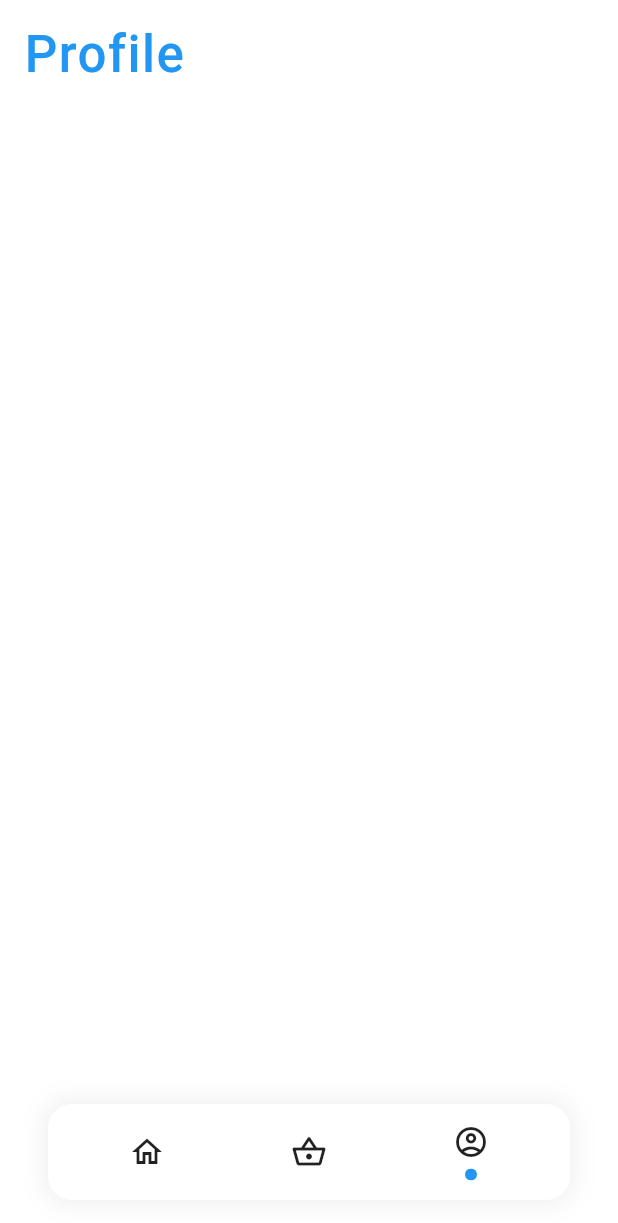
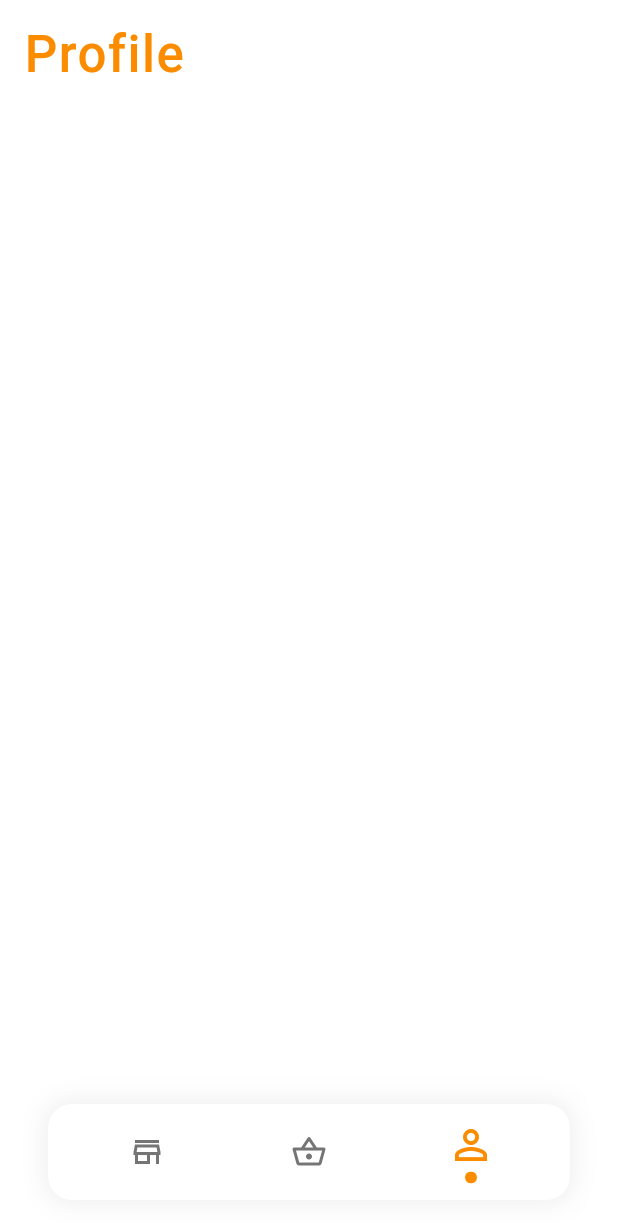
Before and after one commit to taufikwidhiarto/Hampers, a Flutter app: the screen it shows after launch, item 3 of the bottom bar chosen, on a phone screen of 412 x 824 dp. Shown: the top 1223 px of the screen. Run offline on Flutter 3.47's test engine with Material 2 defaults, Android fonts, the phone set to English and light mode, and no system bars; our stand-ins replace google_fonts.

Commit message:
update bottom bar

```diff
--- a/lib/components/bottom_bar/bottom_bar.dart
+++ b/lib/components/bottom_bar/bottom_bar.dart
@@ -17,14 +17,13 @@ class BottomBar extends StatefulWidget {
 class _BottomBarState extends State<BottomBar> {
   @override
   Widget build(BuildContext context) {
-    const test = [Colors.purple, Colors.yellow, Colors.blue];
 
     final List<Widget> tiles = <Widget>[];
     for (var i = 0; i < widget.items.length; i++) {
       tiles.add(BottomBarItem(
         item: widget.items[i],
         selected: i == widget.currentIndex,
-        indicator: test[i],
+        indicator: widget.items[i].backgroundColor ?? Colors.grey.shade800,
         onTap: () {
           widget.onTap?.call(i);
         },
@@ -40,7 +39,7 @@ class _BottomBarState extends State<BottomBar> {
             BoxShadow(
                 color: Colors.grey.shade200, blurRadius: 14, spreadRadius: 2)
           ]),
-      padding: EdgeInsets.symmetric(vertical: 12, horizontal: 12),
+      padding: EdgeInsets.symmetric( horizontal: 12),
       child: Row(
         mainAxisAlignment: MainAxisAlignment.center,
         children: tiles,
--- a/lib/components/bottom_bar/bottom_bar_item.dart
+++ b/lib/components/bottom_bar/bottom_bar_item.dart
@@ -20,6 +20,7 @@ class BottomBarItem extends StatelessWidget {
     Widget result = InkResponse(
       onTap: onTap,
       child: Container(
+        // color: Colors.red,
         child: Column(
           mainAxisAlignment: MainAxisAlignment.center,
           children: [
@@ -49,7 +50,7 @@ class _DotIndicator extends StatelessWidget {
   @override
   Widget build(BuildContext context) {
     return Padding(
-      padding: EdgeInsets.only(top: 6),
+      padding: EdgeInsets.only(top: 2),
       child: ClipOval(
         child: Container(
           width: 8,
--- a/lib/main.dart
+++ b/lib/main.dart
@@ -64,17 +64,44 @@ class _MyHomePageState extends State<MyHomePage> {
 
   static List<BottomNavigationBarItem> _bottomItem = <BottomNavigationBarItem>[
     BottomNavigationBarItem(
-        icon: Icon(Icons.home_outlined),
-        label: 'Explore',
-        backgroundColor: Colors.purple),
+      icon: Icon(
+        Icons.store_mall_directory_outlined,
+        color: Colors.grey.shade600,
+      ),
+      label: 'Explore',
+      backgroundColor: Colors.purple.shade600,
+      activeIcon: Icon(
+        Icons.store_mall_directory_outlined,
+        color: Colors.purple.shade600,
+        size: 32,
+      ),
+    ),
     BottomNavigationBarItem(
-        icon: Icon(Icons.shopping_basket_outlined),
-        label: 'Cart',
-        backgroundColor: Colors.red),
+      icon: Icon(
+        Icons.shopping_basket_outlined,
+        color: Colors.grey.shade600,
+      ),
+      label: 'Cart',
+      backgroundColor: Colors.green.shade600,
+      activeIcon: Icon(
+        Icons.shopping_basket_outlined,
+        color: Colors.green.shade600,
+        size: 32,
+      ),
+    ),
     BottomNavigationBarItem(
-        icon: Icon(Icons.account_circle_outlined),
-        label: 'Profile',
-        backgroundColor: Colors.blue)
+      icon: Icon(
+        Icons.person_outline,
+        color: Colors.grey.shade600,
+      ),
+      label: 'Profile',
+      backgroundColor: Colors.orange.shade600,
+      activeIcon: Icon(
+        Icons.person_outline,
+        color: Colors.orange.shade600,
+        size: 32,
+      ),
+    )
   ];
 
   @override
```
Also changed, not shown: pubspec.lock.
